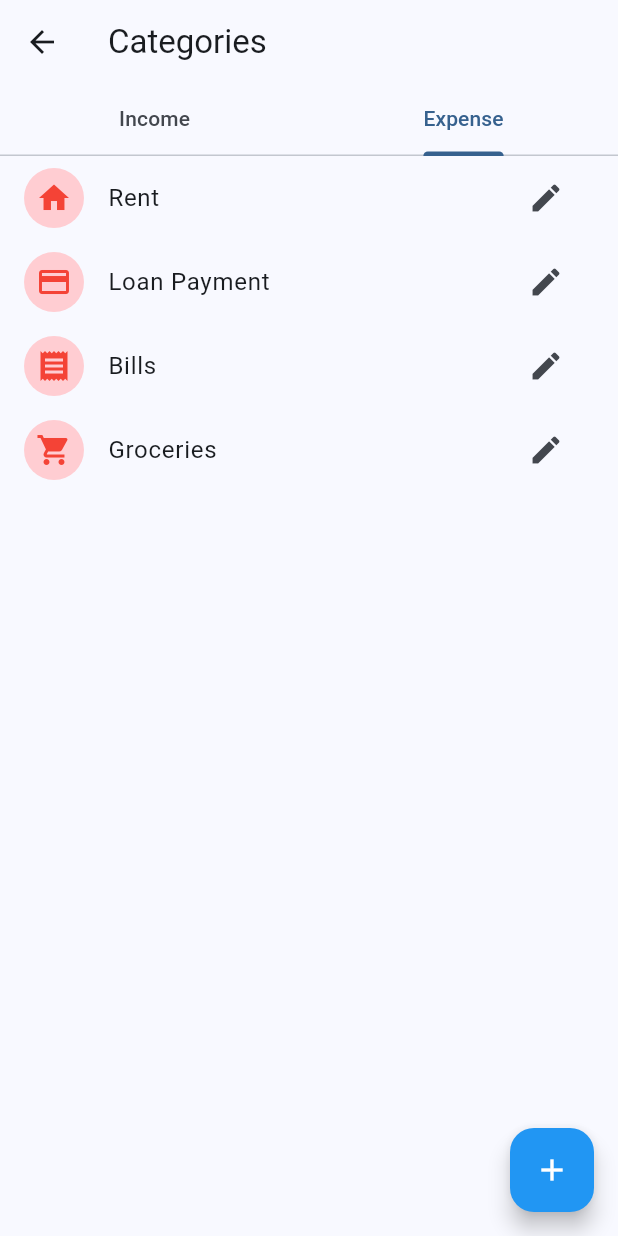
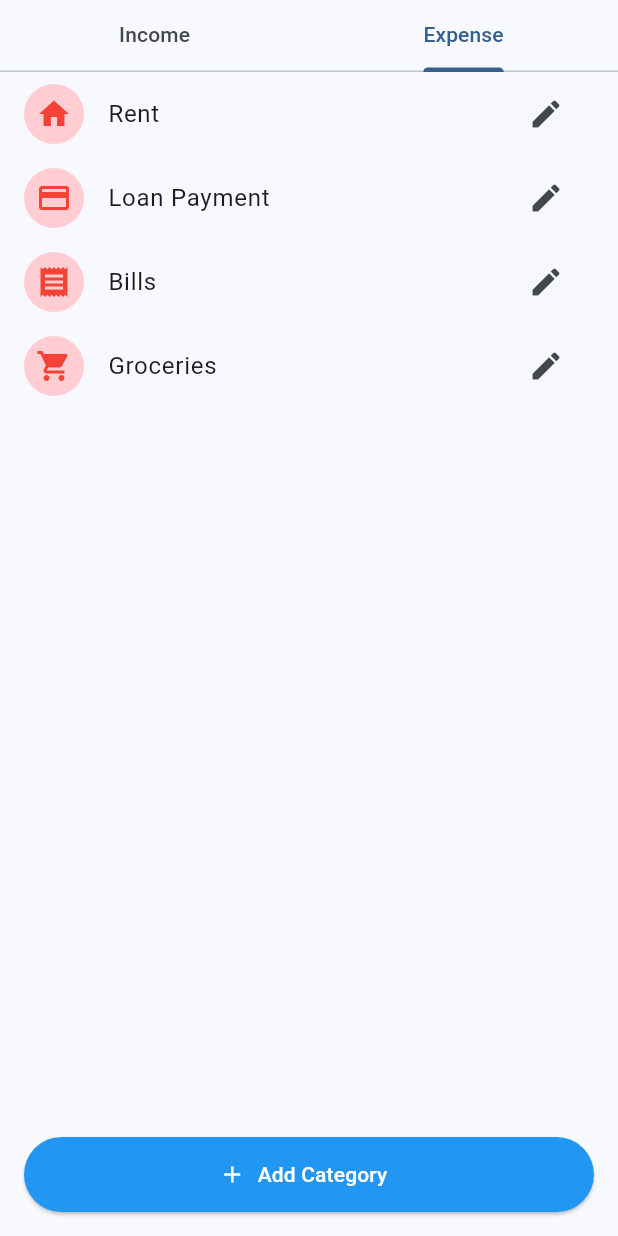
Before and after one commit to AlperKutay/Debt_Manager, a Flutter app: the CategoriesScreen screen opened directly, tab 2 chosen, on a phone screen of 412 x 824 dp. Run offline on Flutter 3.47's test engine with Material 3 defaults, Android fonts, the phone set to English and light mode, and no system bars; our stand-ins replace flutter_datetime_picker_plus, flutter_slidable, sqflite; accounts and stored records are empty.

Commit message:
New Catagory feature is added and recurring bug is solved

```diff
--- a/lib/providers/transaction_provider.dart
+++ b/lib/providers/transaction_provider.dart
@@ -120,28 +120,19 @@ class TransactionProvider with ChangeNotifier {
       // Calculate the future date
       DateTime futureDate;
 
-      if (transaction.date.day == initialDay) {
-        // If the transaction is already on the initial day, just add months
-        futureDate = DateTime(
-          transaction.date.year,
-          transaction.date.month + monthsAhead,
-          initialDay,
-        );
-      } else {
-        // Otherwise, use the initial day for future months
-        futureDate = DateTime(
-          transaction.date.year,
-          transaction.date.month + monthsAhead,
-          initialDay,
-        );
-      }
+      // Use the same day of month as the original transaction
+      futureDate = DateTime(
+        transaction.date.year,
+        transaction.date.month + monthsAhead,
+        transaction.date.day,
+      );
 
       // Handle invalid dates (e.g., February 31st)
       if (futureDate.month > (transaction.date.month + monthsAhead) % 12) {
         // If the month overflowed, use the last day of the month
         futureDate = DateTime(
           transaction.date.year,
-          transaction.date.month + monthsAhead,
+          transaction.date.month + monthsAhead + 1,
           0, // Last day of the previous month
         );
       }
--- a/lib/screens/categories_screen.dart
+++ b/lib/screens/categories_screen.dart
@@ -4,6 +4,8 @@ import '../providers/category_provider.dart';
 import '../models/category.dart' as app_model;
 import '../utils/icon_map.dart';
 import 'add_category_screen.dart';
+import '../utils/app_strings.dart';
+import '../providers/language_provider.dart';
 
 class CategoriesScreen extends StatefulWidget {
   const CategoriesScreen({super.key});
@@ -34,17 +36,9 @@ class _CategoriesScreenState extends State<CategoriesScreen> with SingleTickerPr
 
   @override
   Widget build(BuildContext context) {
+    final language = Provider.of<LanguageProvider>(context).currentLanguage;
+
     return Scaffold(
-      appBar: AppBar(
-        title: const Text('Categories'),
-        bottom: TabBar(
-          controller: _tabController,
-          tabs: const [
-            Tab(text: 'Income'),
-            Tab(text: 'Expense'),
-          ],
-        ),
-      ),
       body: Consumer<CategoryProvider>(
         builder: (context, categoryProvider, child) {
           if (categoryProvider.isLoading) {
@@ -54,44 +48,42 @@ class _CategoriesScreenState extends State<CategoriesScreen> with SingleTickerPr
           final incomeCategories = categoryProvider.getByType('income');
           final expenseCategories = categoryProvider.getByType('expense');
 
-          return TabBarView(
+          return Column(
+            children: [
+              TabBar(
+                controller: _tabController,
+                tabs: [
+                  Tab(text: AppStrings.get('income', language: language)),
+                  Tab(text: AppStrings.get('expense', language: language)),
+                ],
+              ),
+              Expanded(
+                child: TabBarView(
                   controller: _tabController,
                   children: [
-              _buildCategoryList(incomeCategories, 'income'),
-              _buildCategoryList(expenseCategories, 'expense'),
+                    _buildCategoryListWithAddButton(incomeCategories, 'income'),
+                    _buildCategoryListWithAddButton(expenseCategories, 'expense'),
+                  ],
+                ),
+              ),
             ],
           );
         },
       ),
-      floatingActionButton: FloatingActionButton(
-        onPressed: () {
-          Navigator.push(
-            context,
-            MaterialPageRoute(
-              builder: (context) => AddCategoryScreen(
-                type: _tabController.index == 0 ? 'income' : 'expense',
-              ),
-            ),
-          ).then((_) {
-            // Refresh categories when returning from add screen
-            Provider.of<CategoryProvider>(context, listen: false).loadCategories();
-          });
-        },
-        backgroundColor: Colors.blue,
-        foregroundColor: Colors.white,
-        child: const Icon(Icons.add),
-      ),
     );
   }
 
-  Widget _buildCategoryList(List<app_model.Category> categories, String type) {
-    if (categories.isEmpty) {
-      return Center(
-        child: Text('No ${type} categories found'),
-      );
-    }
+  Widget _buildCategoryListWithAddButton(List<app_model.Category> categories, String type) {
+    final language = Provider.of<LanguageProvider>(context).currentLanguage;
 
-    return ListView.builder(
+    return Column(
+      children: [
+        Expanded(
+          child: categories.isEmpty
+              ? Center(
+                  child: Text(AppStrings.get('noCategoriesFound', language: language)),
+                )
+              : ListView.builder(
                   itemCount: categories.length,
                   itemBuilder: (context, index) {
                     final category = categories[index];
@@ -122,6 +114,37 @@ class _CategoriesScreenState extends State<CategoriesScreen> with SingleTickerPr
                       ),
                     );
                   },
+                ),
+        ),
+        Padding(
+          padding: const EdgeInsets.all(16.0),
+          child: SizedBox(
+            width: double.infinity,
+            height: 50,
+            child: ElevatedButton.icon(
+              onPressed: () {
+                Navigator.push(
+                  context,
+                  MaterialPageRoute(
+                    builder: (context) => AddCategoryScreen(
+                      type: type,
+                    ),
+                  ),
+                ).then((_) {
+                  // Refresh categories when returning from add screen
+                  Provider.of<CategoryProvider>(context, listen: false).loadCategories();
+                });
+              },
+              icon: const Icon(Icons.add),
+              label: Text(AppStrings.get('addCategory', language: language)),
+              style: ElevatedButton.styleFrom(
+                backgroundColor: Colors.blue,
+                foregroundColor: Colors.white,
+              ),
+            ),
+          ),
+        ),
+      ],
     );
   }
 }
```
Lines whose indentation alone changed are shown as unchanged.
